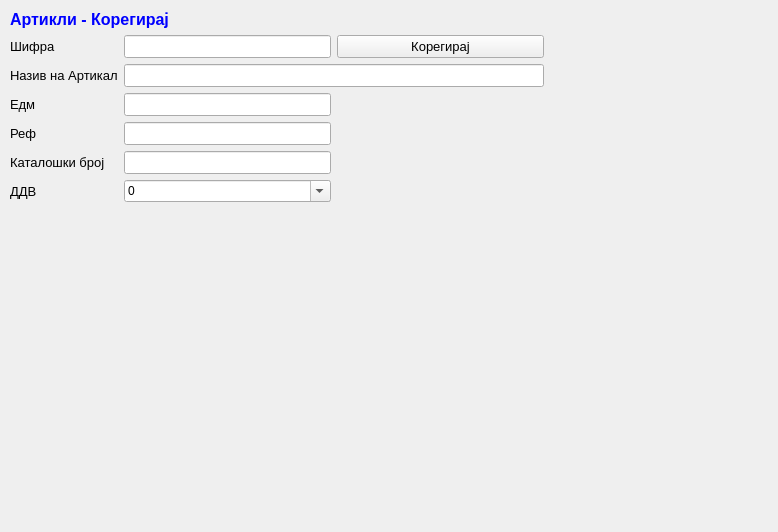
This is Komintenti/komintentikorekcija.ui in srgan/sterna_c as Qt 5 draws it before an edit. The edited form follows.
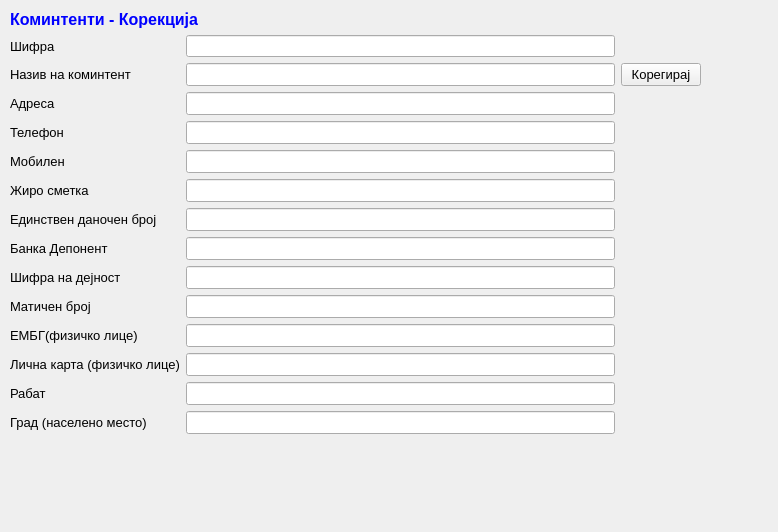
This is the edited form. Icons and pictures are not drawn.

Diff of the .ui file:
```diff
--- a/Komintenti/komintentikorekcija.ui
+++ b/Komintenti/komintentikorekcija.ui
@@ -18,25 +18,28 @@
     <rect>
      <x>10</x>
      <y>10</y>
-     <width>741</width>
-     <height>371</height>
+     <width>691</width>
+     <height>500</height>
     </rect>
    </property>
    <layout class="QGridLayout" name="gridLayout">
-    <item row="0" column="0" colspan="2">
-     <widget class="QLabel" name="label_6">
+    <item row="0" column="0" colspan="3">
+     <widget class="QLabel" name="label_16">
       <property name="font">
        <font>
         <pointsize>10</pointsize>
        </font>
       </property>
       <property name="text">
-       <string>&lt;html&gt;&lt;head/&gt;&lt;body&gt;&lt;p&gt;&lt;span style=&quot; font-size:12pt; font-weight:600; color:#0000ff;&quot;&gt;Артикли - Корегирај&lt;/span&gt;&lt;/p&gt;&lt;/body&gt;&lt;/html&gt;</string>
+       <string>&lt;html&gt;&lt;head&gt;&lt;meta name=&quot;qrichtext&quot; content=&quot;1&quot; /&gt;&lt;style type=&quot;text/css&quot;&gt;
+p, li { white-space: pre-wrap; }
+&lt;/style&gt;&lt;/head&gt;&lt;body style=&quot; font-family:'MS Shell Dlg 2'; font-size:8.25pt; font-weight:400; font-style:normal; text-decoration:none;&quot;&gt;
+&lt;p style=&quot; margin-top:0px; margin-bottom:0px; margin-left:0px; margin-right:0px; -qt-block-indent:0; text-indent:0px; font-size:8pt;&quot;&gt;&lt;span style=&quot; font-size:12pt; font-weight:600; color:#0000ff;&quot;&gt;Коминтенти - Корекција &lt;/span&gt;&lt;/p&gt;&lt;/body&gt;&lt;/html&gt;</string>
       </property>
      </widget>
     </item>
     <item row="1" column="0">
-     <widget class="QLabel" name="label">
+     <widget class="QLabel" name="label_14">
       <property name="font">
        <font>
         <pointsize>10</pointsize>
@@ -47,44 +50,64 @@
       </property>
      </widget>
     </item>
-    <item row="1" column="1">
-     <widget class="QLineEdit" name="lineEdit_2">
+    <item row="1" column="2">
+     <widget class="QLineEdit" name="lineEdit_14">
       <property name="enabled">
        <bool>true</bool>
       </property>
+     </widget>
+    </item>
+    <item row="2" column="0" colspan="2">
+     <widget class="QLabel" name="label">
       <property name="font">
        <font>
         <pointsize>10</pointsize>
        </font>
       </property>
+      <property name="text">
+       <string>Назив на коминтент</string>
+      </property>
      </widget>
     </item>
-    <item row="2" column="0">
-     <widget class="QLabel" name="label_2">
+    <item row="2" column="2">
+     <widget class="QLineEdit" name="lineEdit">
       <property name="font">
        <font>
         <pointsize>10</pointsize>
        </font>
       </property>
+     </widget>
+    </item>
+    <item row="2" column="3">
+     <widget class="QPushButton" name="pushButton">
+      <property name="font">
+       <font>
+        <pointsize>10</pointsize>
+       </font>
+      </property>
       <property name="text">
-       <string>Назив на Артикал</string>
+       <string>Корегирај</string>
+      </property>
+      <property name="icon">
+       <iconset>
+        <normaloff>:/sterna/Resources/key_f9.png</normaloff>:/sterna/Resources/key_f9.png</iconset>
       </property>
      </widget>
     </item>
     <item row="3" column="0">
-     <widget class="QLabel" name="label_3">
+     <widget class="QLabel" name="label_2">
       <property name="font">
        <font>
         <pointsize>10</pointsize>
        </font>
       </property>
       <property name="text">
-       <string>Eдм</string>
+       <string>Адреса</string>
       </property>
      </widget>
     </item>
-    <item row="3" column="1">
-     <widget class="QLineEdit" name="lineEdit_4">
+    <item row="3" column="2">
+     <widget class="QLineEdit" name="lineEdit_2">
       <property name="font">
        <font>
         <pointsize>10</pointsize>
@@ -93,19 +116,19 @@
      </widget>
     </item>
     <item row="4" column="0">
-     <widget class="QLabel" name="label_4">
+     <widget class="QLabel" name="label_3">
       <property name="font">
        <font>
         <pointsize>10</pointsize>
        </font>
       </property>
       <property name="text">
-       <string>Реф</string>
+       <string>Телефон</string>
       </property>
      </widget>
     </item>
-    <item row="4" column="1">
-     <widget class="QLineEdit" name="lineEdit_5">
+    <item row="4" column="2">
+     <widget class="QLineEdit" name="lineEdit_3">
       <property name="font">
        <font>
         <pointsize>10</pointsize>
@@ -114,6 +137,27 @@
      </widget>
     </item>
     <item row="5" column="0">
+     <widget class="QLabel" name="label_4">
+      <property name="font">
+       <font>
+        <pointsize>10</pointsize>
+       </font>
+      </property>
+      <property name="text">
+       <string>Мобилен</string>
+      </property>
+     </widget>
+    </item>
+    <item row="5" column="2">
+     <widget class="QLineEdit" name="lineEdit_4">
+      <property name="font">
+       <font>
+        <pointsize>10</pointsize>
+       </font>
+      </property>
+     </widget>
+    </item>
+    <item row="6" column="0" colspan="2">
      <widget class="QLabel" name="label_5">
       <property name="font">
        <font>
@@ -121,11 +165,35 @@
        </font>
       </property>
       <property name="text">
-       <string>Каталошки број</string>
+       <string>Жиро сметка</string>
       </property>
      </widget>
     </item>
-    <item row="5" column="1">
+    <item row="6" column="2">
+     <widget class="QLineEdit" name="lineEdit_5">
+      <property name="font">
+       <font>
+        <pointsize>10</pointsize>
+       </font>
+      </property>
+      <property name="maxLength">
+       <number>15</number>
+      </property>
+     </widget>
+    </item>
+    <item row="7" column="0" colspan="2">
+     <widget class="QLabel" name="label_6">
+      <property name="font">
+       <font>
+        <pointsize>10</pointsize>
+       </font>
+      </property>
+      <property name="text">
+       <string>Единствен даночен број</string>
+      </property>
+     </widget>
+    </item>
+    <item row="7" column="2">
      <widget class="QLineEdit" name="lineEdit_6">
       <property name="font">
        <font>
@@ -134,7 +202,94 @@
       </property>
      </widget>
     </item>
-    <item row="6" column="0">
+    <item row="8" column="0" colspan="2">
+     <widget class="QLabel" name="label_7">
+      <property name="font">
+       <font>
+        <pointsize>10</pointsize>
+       </font>
+      </property>
+      <property name="text">
+       <string>Банка Депонент</string>
+      </property>
+     </widget>
+    </item>
+    <item row="8" column="2">
+     <widget class="QLineEdit" name="lineEdit_7">
+      <property name="font">
+       <font>
+        <pointsize>10</pointsize>
+       </font>
+      </property>
+     </widget>
+    </item>
+    <item row="9" column="0" colspan="2">
+     <widget class="QLabel" name="label_8">
+      <property name="font">
+       <font>
+        <pointsize>10</pointsize>
+       </font>
+      </property>
+      <property name="text">
+       <string>Шифра на дејност</string>
+      </property>
+     </widget>
+    </item>
+    <item row="9" column="2">
+     <widget class="QLineEdit" name="lineEdit_8">
+      <property name="font">
+       <font>
+        <pointsize>10</pointsize>
+       </font>
+      </property>
+     </widget>
+    </item>
+    <item row="10" column="0" colspan="2">
+     <widget class="QLabel" name="label_9">
+      <property name="font">
+       <font>
+        <pointsize>10</pointsize>
+       </font>
+      </property>
+      <property name="text">
+       <string>Матичен број</string>
+      </property>
+     </widget>
+    </item>
+    <item row="10" column="2">
+     <widget class="QLineEdit" name="lineEdit_9">
+      <property name="font">
+       <font>
+        <pointsize>10</pointsize>
+       </font>
+      </property>
+     </widget>
+    </item>
+    <item row="11" column="0" colspan="2">
+     <widget class="QLabel" name="label_10">
+      <property name="font">
+       <font>
+        <pointsize>10</pointsize>
+       </font>
+      </property>
+      <property name="text">
+       <string>ЕМБГ(физичко лице)</string>
+      </property>
+     </widget>
+    </item>
+    <item row="11" column="2">
+     <widget class="QLineEdit" name="lineEdit_10">
+      <property name="font">
+       <font>
+        <pointsize>10</pointsize>
+       </font>
+      </property>
+      <property name="maxLength">
+       <number>13</number>
+      </property>
+     </widget>
+    </item>
+    <item row="12" column="0" colspan="2">
      <widget class="QLabel" name="label_11">
       <property name="font">
        <font>
@@ -142,33 +297,62 @@
        </font>
       </property>
       <property name="text">
-       <string>ДДВ</string>
+       <string>Лична карта (физичко лице)</string>
       </property>
      </widget>
     </item>
-    <item row="6" column="1">
-     <widget class="QComboBox" name="comboBox">
-      <property name="editable">
-       <bool>true</bool>
+    <item row="12" column="2">
+     <widget class="QLineEdit" name="lineEdit_11">
+      <property name="font">
+       <font>
+        <pointsize>10</pointsize>
+       </font>
       </property>
-      <item>
-       <property name="text">
-        <string>0</string>
-       </property>
-      </item>
-      <item>
-       <property name="text">
-        <string>5</string>
-       </property>
-      </item>
-      <item>
-       <property name="text">
-        <string>18</string>
-       </property>
-      </item>
      </widget>
     </item>
-    <item row="7" column="0">
+    <item row="13" column="0">
+     <widget class="QLabel" name="label_12">
+      <property name="font">
+       <font>
+        <pointsize>10</pointsize>
+       </font>
+      </property>
+      <property name="text">
+       <string>Рабат</string>
+      </property>
+     </widget>
+    </item>
+    <item row="13" column="2">
+     <widget class="QLineEdit" name="lineEdit_12">
+      <property name="font">
+       <font>
+        <pointsize>10</pointsize>
+       </font>
+      </property>
+     </widget>
+    </item>
+    <item row="14" column="0" colspan="2">
+     <widget class="QLabel" name="label_13">
+      <property name="font">
+       <font>
+        <pointsize>10</pointsize>
+       </font>
+      </property>
+      <property name="text">
+       <string>Град (населено место)</string>
+      </property>
+     </widget>
+    </item>
+    <item row="14" column="2">
+     <widget class="QLineEdit" name="lineEdit_13">
+      <property name="font">
+       <font>
+        <pointsize>10</pointsize>
+       </font>
+      </property>
+     </widget>
+    </item>
+    <item row="15" column="1">
      <spacer name="verticalSpacer">
       <property name="orientation">
        <enum>Qt::Vertical</enum>
@@ -181,76 +365,6 @@
       </property>
      </spacer>
     </item>
-    <item row="7" column="1">
-     <spacer name="horizontalSpacer_3">
-      <property name="orientation">
-       <enum>Qt::Horizontal</enum>
-      </property>
-      <property name="sizeHint" stdset="0">
-       <size>
-        <width>40</width>
-        <height>20</height>
-       </size>
-      </property>
-     </spacer>
-    </item>
-    <item row="7" column="2">
-     <spacer name="horizontalSpacer">
-      <property name="orientation">
-       <enum>Qt::Horizontal</enum>
-      </property>
-      <property name="sizeHint" stdset="0">
-       <size>
-        <width>40</width>
-        <height>20</height>
-       </size>
-      </property>
-     </spacer>
-    </item>
-    <item row="7" column="3">
-     <spacer name="horizontalSpacer_4">
-      <property name="orientation">
-       <enum>Qt::Horizontal</enum>
-      </property>
-      <property name="sizeHint" stdset="0">
-       <size>
-        <width>40</width>
-        <height>20</height>
-       </size>
-      </property>
-     </spacer>
-    </item>
-    <item row="2" column="1" colspan="2">
-     <widget class="QLineEdit" name="lineEdit_3">
-      <property name="font">
-       <font>
-        <pointsize>10</pointsize>
-       </font>
-      </property>
-     </widget>
-    </item>
-    <item row="1" column="2">
-     <widget class="QPushButton" name="pushButton">
-      <property name="font">
-       <font>
-        <pointsize>10</pointsize>
-       </font>
-      </property>
-      <property name="text">
-       <string>Корегирај</string>
-      </property>
-      <property name="icon">
-       <iconset>
-        <normaloff>:/sterna/Resources/key_f9.png</normaloff>:/sterna/Resources/key_f9.png</iconset>
-      </property>
-      <property name="iconSize">
-       <size>
-        <width>16</width>
-        <height>16</height>
-       </size>
-      </property>
-     </widget>
-    </item>
    </layout>
   </widget>
  </widget>
```
